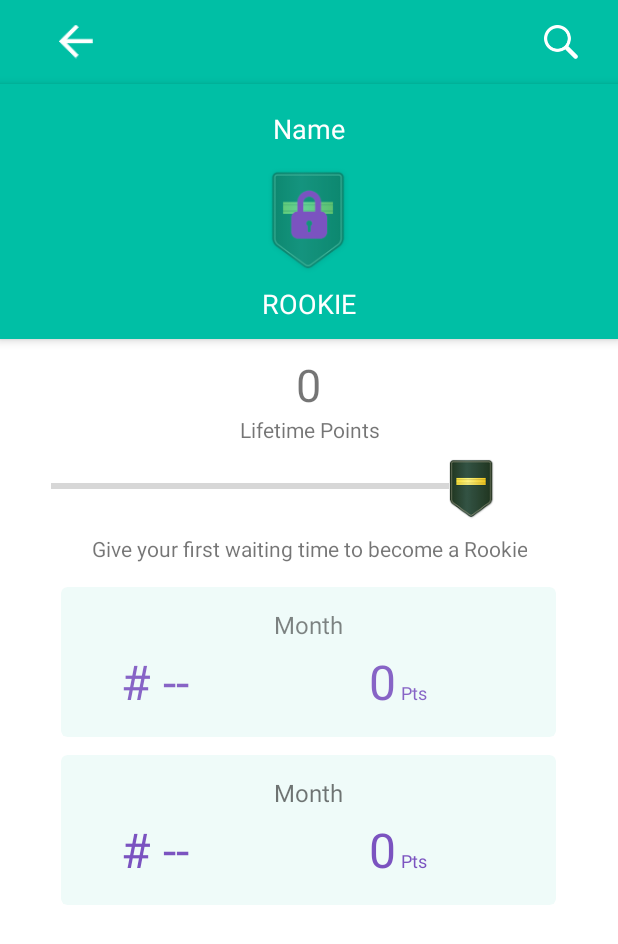
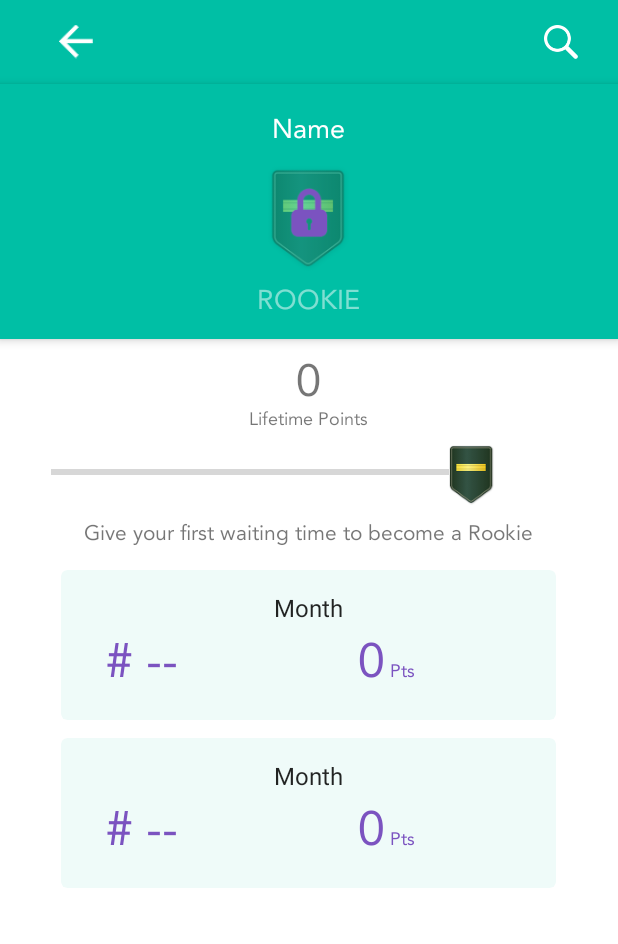
Before and after one commit to sektan/yw8, an Android app: the UserProfileActivity screen opened directly, with no data from a screen before it, on a phone screen of 412 x 824 dp. Shown: the top 944 px of the screen. Run offline under Robolectric (Android 15) with nearby library versions, the phone set to English and light mode, and no system bars.

Commit message:
Bug fixes

```diff
--- a/app/src/main/AndroidManifest.xml
+++ b/app/src/main/AndroidManifest.xml
@@ -12,7 +12,7 @@
     <application
         android:name=".util.YW8Application"
         android:allowBackup="true"
-        android:icon="@mipmap/ic_launcher"
+        android:icon="@drawable/app_icon"
         android:label="YW8"
         android:supportsRtl="true"
         android:largeHeap="true"
--- a/app/src/main/java/com/dishq/buzz/ui/SignUpActivity.java
+++ b/app/src/main/java/com/dishq/buzz/ui/SignUpActivity.java
@@ -200,7 +200,9 @@ public class SignUpActivity extends BaseActivity implements View.OnClickListener
         }
 
         if (googleButton != null) {
+            GOOGLE_BUTTON_SELECTED = true;
             googleButton.setOnClickListener(this);
+
         }
 
     }
--- a/app/src/main/java/com/dishq/buzz/ui/UserProfileActivity.java
+++ b/app/src/main/java/com/dishq/buzz/ui/UserProfileActivity.java
@@ -64,16 +64,33 @@ public class UserProfileActivity extends BaseActivity {
         userProfBadge = (ImageView) findViewById(R.id.up_badge_image);
         progressImage = (ImageView) findViewById(R.id.progress_image);
         userProfileHeader = (TextView) findViewById(R.id.toolbarTitle);
+        userProfileHeader.setTypeface(Util.getFaceMedium());
         userProfName = (TextView) findViewById(R.id.up_user_name);
+        userProfName.setTypeface(Util.getFaceRoman());
         userProfBadgeName = (TextView) findViewById(R.id.up_badge_name);
+        userProfBadgeName.setTypeface(Util.getFaceRoman());
         userProfPointsAlloted = (TextView) findViewById(R.id.up_points_allotted);
+        userProfPointsAlloted.setTypeface(Util.getFaceRoman());
+        TextView userProfLifetimeText = (TextView) findViewById(R.id.up_lifetime_points);
+        userProfLifetimeText.setTypeface(Util.getFaceRoman());
         userProfInfoText = (TextView) findViewById(R.id.up_info_text);
+        userProfInfoText.setTypeface(Util.getFaceRoman());
         userProfMonth = (TextView) findViewById(R.id.up_month_name);
+        userProfMonth.setTypeface(Util.getFaceMedium());
         userProfMonthRank = (TextView) findViewById(R.id.up_month_rank);
+        userProfMonthRank.setTypeface(Util.getFaceRoman());
         userProfMonthPoints = (TextView) findViewById(R.id.up_month_points);
+        userProfMonthPoints.setTypeface(Util.getFaceRoman());
+        TextView mPtText = (TextView) findViewById(R.id.up_month_pt_text);
+        mPtText.setTypeface(Util.getFaceRoman());
         userProfYear = (TextView) findViewById(R.id.up_year_no);
+        userProfYear.setTypeface(Util.getFaceMedium());
         userProfYearRank = (TextView) findViewById(R.id.up_year_rank);
+        userProfYearRank.setTypeface(Util.getFaceRoman());
         userProfYearPoints = (TextView) findViewById(R.id.up_year_points);
+        userProfYearPoints.setTypeface(Util.getFaceRoman());
+        TextView yPtText = (TextView) findViewById(R.id.up_ypts_text);
+        yPtText.setTypeface(Util.getFaceRoman());
         monthCV = (CardView) findViewById(R.id.cv_month_leaderboard);
         yearCV = (CardView) findViewById(R.id.cv_year_leaderboard);
         userProfProgress = (ProgressBar) findViewById(R.id.up_progressBar);
@@ -220,6 +237,15 @@ public class UserProfileActivity extends BaseActivity {
     }
 
     @Override
+    public void onBackPressed() {
+        super.onBackPressed();
+        Intent intent = new Intent(UserProfileActivity.this, HomePageActivity.class);
+        finish();
+        startActivity(intent);
+    }
+
+
+    @Override
     protected void onDestroy() {
         super.onDestroy();
         this.finish();
--- a/app/src/main/java/custom/YearlyAdapter.java
+++ b/app/src/main/java/custom/YearlyAdapter.java
@@ -11,6 +11,7 @@ import android.widget.TextView;
 
 import com.dishq.buzz.R;
 import com.dishq.buzz.ui.UserProfileActivity;
+import com.dishq.buzz.util.Util;
 
 import java.util.ArrayList;
 import server.Finder.YearlyLeaderBoardFinder;
@@ -53,9 +54,13 @@ public class YearlyAdapter extends BaseAdapter {
             view = layoutInflater.inflate(R.layout.yearly_row_item, viewGroup, false);
         }
         TextView yearlyRank = (TextView) view.findViewById(R.id.lv_yrank);
+        yearlyRank.setTypeface(Util.getFaceRoman());
         TextView yearlyUserName = (TextView) view.findViewById(R.id.lv_yusername);
+        yearlyUserName.setTypeface(Util.getFaceRoman());
         TextView yearlyPoints = (TextView) view.findViewById(R.id.lv_ypoints);
+        yearlyPoints.setTypeface(Util.getFaceRoman());
         TextView yearlyPointsText = (TextView) view.findViewById(R.id.lv_ypoints_text);
+        yearlyPointsText.setTypeface(Util.getFaceRoman());
         LinearLayout llayout = (LinearLayout) view.findViewById(R.id.ll_year_row);
 
         if(llayout!=null) {
--- a/app/src/main/res/layout/content_user_profile.xml
+++ b/app/src/main/res/layout/content_user_profile.xml
@@ -31,7 +31,7 @@
                 android:layout_width="wrap_content"
                 android:layout_height="wrap_content"
                 android:layout_centerHorizontal="true"
-                android:layout_marginTop="6dp"
+                android:layout_marginTop="4dp"
                 android:gravity="center"
                 android:text="Name"
                 android:textColor="@color/white"
@@ -52,6 +52,7 @@
                 android:layout_height="wrap_content"
                 android:layout_below="@+id/up_badge_image"
                 android:layout_centerHorizontal="true"
+                android:alpha="0.50"
                 android:layout_marginTop="8dp"
                 android:gravity="center"
                 android:text="@string/badge_type_rookie"
@@ -83,6 +84,8 @@
                 android:layout_height="wrap_content"
                 android:layout_centerHorizontal="true"
                 android:gravity="center"
+                android:alpha="0.54"
+                android:textColor="@color/black"
                 android:maxLines="1"
                 android:text="0"
                 android:textSize="@dimen/points_text" />
@@ -95,8 +98,10 @@
                 android:layout_centerHorizontal="true"
                 android:gravity="center"
                 android:maxLines="1"
+                android:alpha="0.54"
+                android:textColor="@color/black"
                 android:text="@string/lifetime_points"
-                android:textSize="@dimen/user_profile_points_info_text" />
+                android:textSize="@dimen/user_profile_points_text" />
 
             <LinearLayout
                 android:id="@+id/ll_progress"
@@ -131,6 +136,8 @@
                 android:layout_marginTop="10dp"
                 android:gravity="center"
                 android:maxLines="2"
+                android:alpha="0.54"
+                android:textColor="@color/black"
                 android:text="Give your first waiting time to become a Rookie"
                 android:textSize="@dimen/user_profile_points_info_text" />
 
@@ -152,7 +159,6 @@
                     android:layout_width="match_parent"
                     android:layout_height="match_parent"
                     android:layout_marginTop="14dp"
-                    android:alpha= "0.9"
                     android:orientation="vertical">
 
                     <TextView
@@ -160,6 +166,8 @@
                         android:layout_width="wrap_content"
                         android:layout_height="wrap_content"
                         android:layout_gravity="center"
+                        android:textColor="@color/black"
+                        android:alpha="0.86"
                         android:text="Month"
                         android:textSize="@dimen/home_page_button_text" />
 
@@ -173,7 +181,7 @@
                             android:id="@+id/up_month_rank"
                             android:layout_width="wrap_content"
                             android:layout_height="wrap_content"
-                            android:layout_marginStart="40dp"
+                            android:layout_marginStart="30dp"
                             android:textColor="@color/lightPurple"
                             android:text="&#35; &#45;&#45;"
                             android:textSize="@dimen/points_rank" />
@@ -188,6 +196,7 @@
                             android:textSize="@dimen/points_rank" />
 
                         <TextView
+                            android:id="@+id/up_month_pt_text"
                             android:layout_width="wrap_content"
                             android:layout_height="wrap_content"
                             android:layout_marginStart="3dp"
@@ -224,6 +233,8 @@
                         android:layout_width="wrap_content"
                         android:layout_height="wrap_content"
                         android:layout_gravity="center"
+                        android:textColor="@color/black"
+                        android:alpha="0.86"
                         android:text="Month"
                         android:textSize="@dimen/home_page_button_text" />
 
@@ -237,7 +248,7 @@
                             android:id="@+id/up_year_rank"
                             android:layout_width="wrap_content"
                             android:layout_height="wrap_content"
-                            android:layout_marginStart="40dp"
+                            android:layout_marginStart="30dp"
                             android:textColor="@color/lightPurple"
                             android:text="&#35; &#45;&#45;"
                             android:textSize="@dimen/points_rank" />
@@ -252,6 +263,7 @@
                             android:textSize="@dimen/points_rank" />
 
                         <TextView
+                            android:id="@+id/up_ypts_text"
                             android:layout_width="wrap_content"
                             android:layout_height="wrap_content"
                             android:layout_marginStart="3dp"
--- a/app/src/main/res/values/colors.xml
+++ b/app/src/main/res/values/colors.xml
@@ -4,6 +4,7 @@
     <color name="colorPrimaryDark">#00bfa5</color>
     <color name="colorAccent">#FF4081</color>
     <color name="white">#ffffff</color>
+    <color name="offWhite">#80ffffff</color>
     <color name="blueGreen">#00bfa5</color>
     <color name="cardOne">#1500bfa5</color>
     <color name="cardTwo">#3000bfa5</color>
--- a/app/src/main/res/values/strings.xml
+++ b/app/src/main/res/values/strings.xml
@@ -59,9 +59,11 @@
     <string name="similar_rest_closed">Similar restaurant that\'s open with no waiting time</string>
     <string name="similar_closed">There are no similar open restaurants nearby right now.</string>
     <string name="num_of_points_added">Thanks&#33; You just Earned %s points</string>
-
+    <string name="too_often_update">You can\'t update the waiting time for same place too often</string>
     <!-- Leader Board -->
     <string name="leaderboard">Leaderboard</string>
+    <string name="monthly">Monthly</string>
+    <string name="year">Year</string>
 
     <!-- Big Badge -->
     <string name="congrats">Congratulations &#33;</string>
```
Also changed, not shown: app/src/main/java/com/dishq/buzz/ui/HomePageActivity.java (+24 -10 lines), app/src/main/java/com/dishq/buzz/ui/LeaderBoardActivity.java (+22 -7 lines), app/src/main/java/com/dishq/buzz/ui/UpdateRestProfileActivity.java (+36 -17 lines), app/src/main/java/custom/MonthlyAdapter.java (+10 -0 lines), app/src/main/res/layout/content_leaderboard.xml (+5 -5 lines), app/src/main/res/layout/monthly_row_item.xml (+8 -0 lines), app/src/main/res/layout/yearly_row_item.xml (+8 -0 lines), app/src/main/res/drawable/app_icon.png (added).
